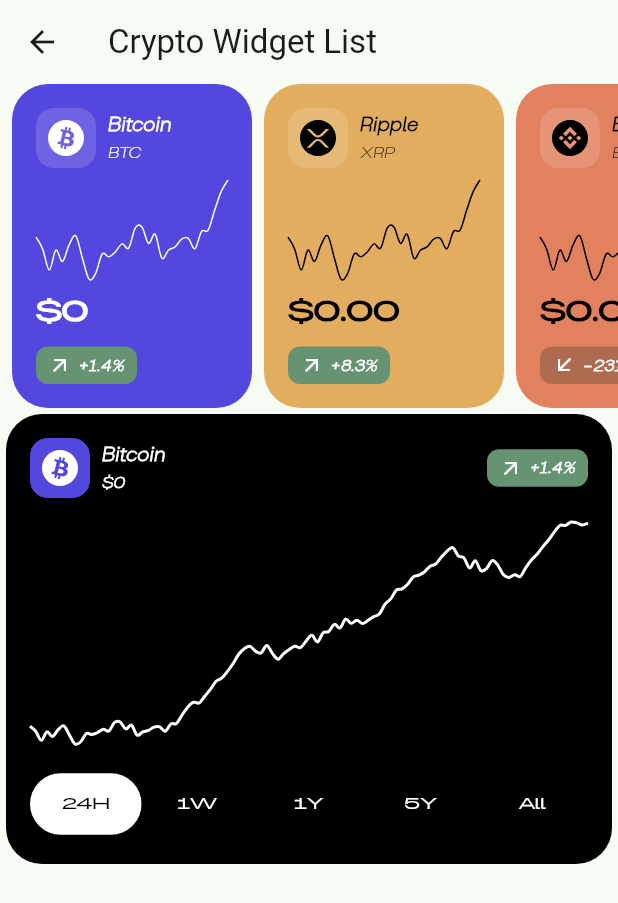
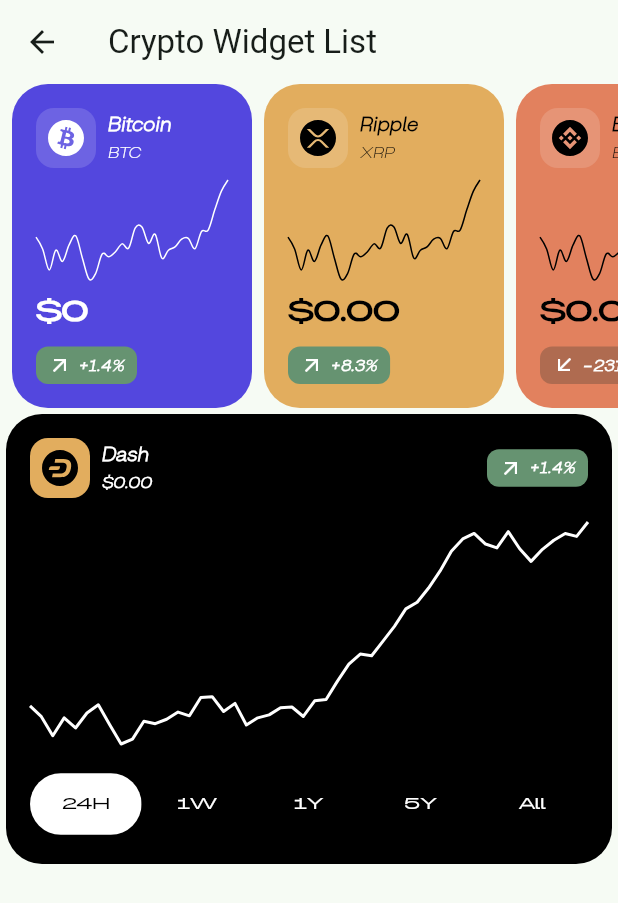
Before and after one commit to martynov-alex/flutter_ui_challenges, a Flutter app: the CryptoWidgetListScreen screen opened by its route, on a phone screen of 412 x 824 dp. Shown: the top 903 px of the screen. Run offline on Flutter 3.47's test engine with Material 3 defaults, Android fonts, the phone set to English and light mode, and no system bars; drawn by our look-alikes of fl_chart; our stand-ins replace decimal, flutter_riverpod, flutter_svg, go_router, riverpod_annotation; generated files the repository leaves out were written again; project files that could hold a hidden picture were left out.

Commit message:
Minor changes

```diff
--- a/lib/app/feature/crypto_platform_layout/presentation/data/crypto_coin_ui_x.dart
+++ b/lib/app/feature/crypto_platform_layout/presentation/data/crypto_coin_ui_x.dart
@@ -16,7 +16,7 @@
   Color get backgroundColor => switch (this) {
         CryptoCoin.binanceCoin => CryptoPlatformColorTheme.tertiaryColor,
         CryptoCoin.bitcoin => CryptoPlatformColorTheme.primaryColor,
-        CryptoCoin.dash => CryptoPlatformColorTheme.tertiaryColor,
+        CryptoCoin.dash => CryptoPlatformColorTheme.secondaryColor,
         CryptoCoin.dogecoin => CryptoPlatformColorTheme.secondaryColor,
         CryptoCoin.ethereum => CryptoPlatformColorTheme.quinaryColor,
         CryptoCoin.ripple => CryptoPlatformColorTheme.secondaryColor,
@@ -25,7 +25,7 @@
   Color get textColor => switch (this) {
         CryptoCoin.binanceCoin => CryptoPlatformColorTheme.onTertiaryColor,
         CryptoCoin.bitcoin => CryptoPlatformColorTheme.onPrimaryColor,
-        CryptoCoin.dash => CryptoPlatformColorTheme.onTertiaryColor,
+        CryptoCoin.dash => CryptoPlatformColorTheme.onSecondaryColor,
         CryptoCoin.dogecoin => CryptoPlatformColorTheme.onSecondaryColor,
         CryptoCoin.ethereum => CryptoPlatformColorTheme.onQuinaryColor,
         CryptoCoin.ripple => CryptoPlatformColorTheme.onSecondaryColor,
--- a/lib/app/feature/crypto_platform_layout/presentation/screens/crypto_widget_list_screen/crypto_widget_list_screen.dart
+++ b/lib/app/feature/crypto_platform_layout/presentation/screens/crypto_widget_list_screen/crypto_widget_list_screen.dart
@@ -86,9 +86,9 @@
     return Padding(
       padding: const EdgeInsets.symmetric(horizontal: Sizes.p4),
       child: CryptoChartWidget(
-        coin: CryptoCoin.bitcoin,
-        chartData: _generateChatData(initialY: 19000, spotsNumber: 100),
-        price: Decimal.parse('19384'),
+        coin: CryptoCoin.dash,
+        chartData: _generateChatData(initialY: 40, spotsNumber: 50),
+        price: Decimal.parse('40.86'),
         indexChangePerDay: 1.4,
         height: 300,
       ),
--- a/lib/app/feature/crypto_platform_layout/presentation/widgets/crypto_chart_widget.dart
+++ b/lib/app/feature/crypto_platform_layout/presentation/widgets/crypto_chart_widget.dart
@@ -128,7 +128,6 @@
           LineChartBarData(
             spots: chartData,
             color: CryptoPlatformColorTheme.onQuinaryColor,
-            isCurved: true,
             dotData: const FlDotData(show: false),
           ),
         ],
@@ -143,8 +142,8 @@
                 .map(
                   (spot) => LineTooltipItem(
                     Decimal.parse(spot.y.toString()).format(),
-                    CryptoPlatformTextStyle.britanicaBlack.size16.copyWith(
-                      color: CryptoPlatformColorTheme.onQuinaryColor,
+                    CryptoPlatformTextStyle.britanicaBlack.size14.copyWith(
+                      color: coin.textColor,
                     ),
                   ),
                 )
--- a/lib/core/utils/extensions/decimal_x.dart
+++ b/lib/core/utils/extensions/decimal_x.dart
@@ -8,7 +8,7 @@
 
   String format([String? locale]) {
     final decimalDigits = switch (toDouble()) {
-      < 100 => 4,
+      < 10 => 4,
       < 10000 => 2,
       _ => 0,
     };
```
